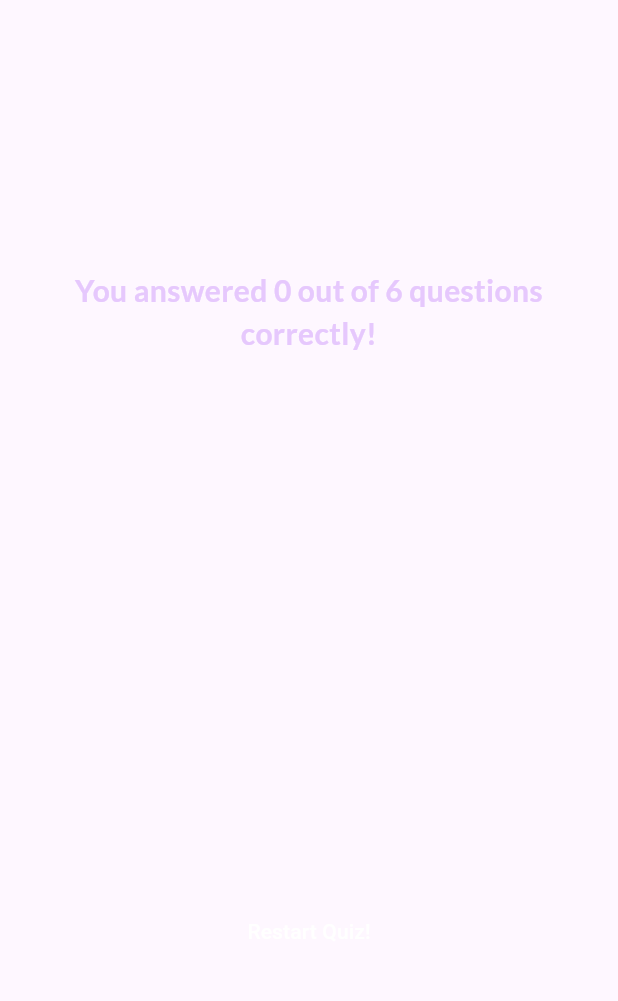
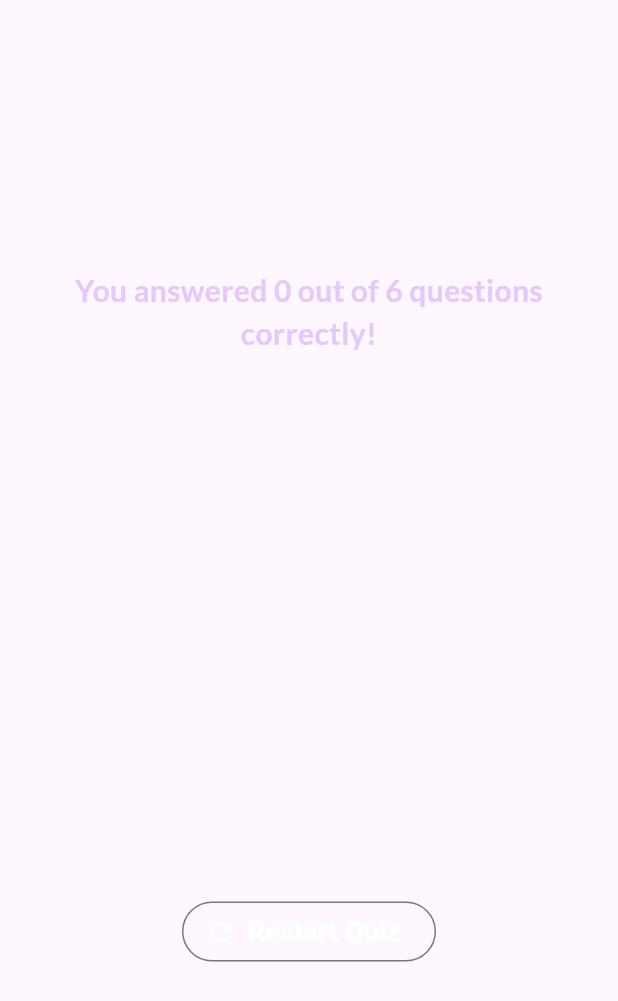
Before and after one commit to Khaled008/Quiz_app, a Flutter app: the ResultsScreen widget shown alone on an empty page, opened directly with empty values, on a phone screen of 412 x 824 dp. Shown: the top 1001 px of the screen. Run offline on Flutter 3.47's test engine with Material 3 defaults, Android fonts, the phone set to English and light mode, and no system bars; our stand-ins replace google_fonts.

```diff
--- a/lib/results_screen.dart
+++ b/lib/results_screen.dart
@@ -59,10 +59,18 @@ class ResultsScreen extends StatelessWidget {
             SizedBox(
               height: 30,
             ),
-            TextButton(
+            OutlinedButton.icon(
+              onPressed: onRestart,
               style: TextButton.styleFrom(foregroundColor: Colors.white),
-              onPressed: onRestart,
-              child: const Text('Restart Quiz!'),
+              icon: const Icon(
+                Icons.refresh,
+                size: 20,
+                color: Colors.white,
+              ),
+              label: const Text(
+                'Restart Quiz',
+                style: TextStyle(fontSize: 18, fontWeight: FontWeight.bold),
+              ),
             ),
           ],
         ),
```
